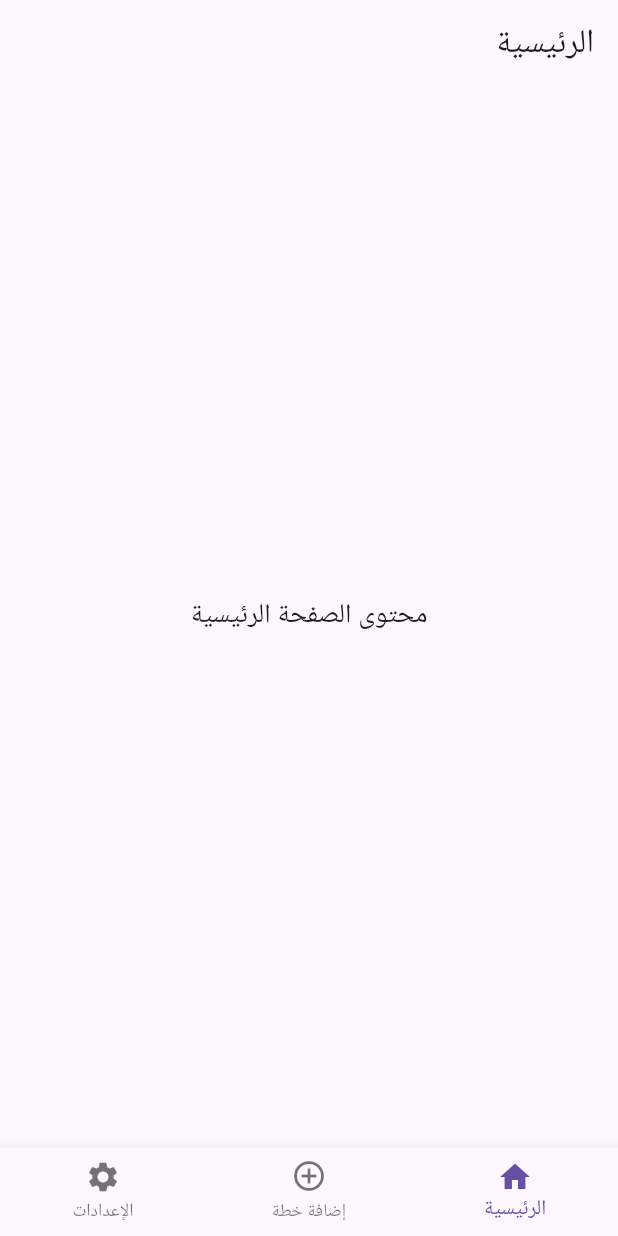
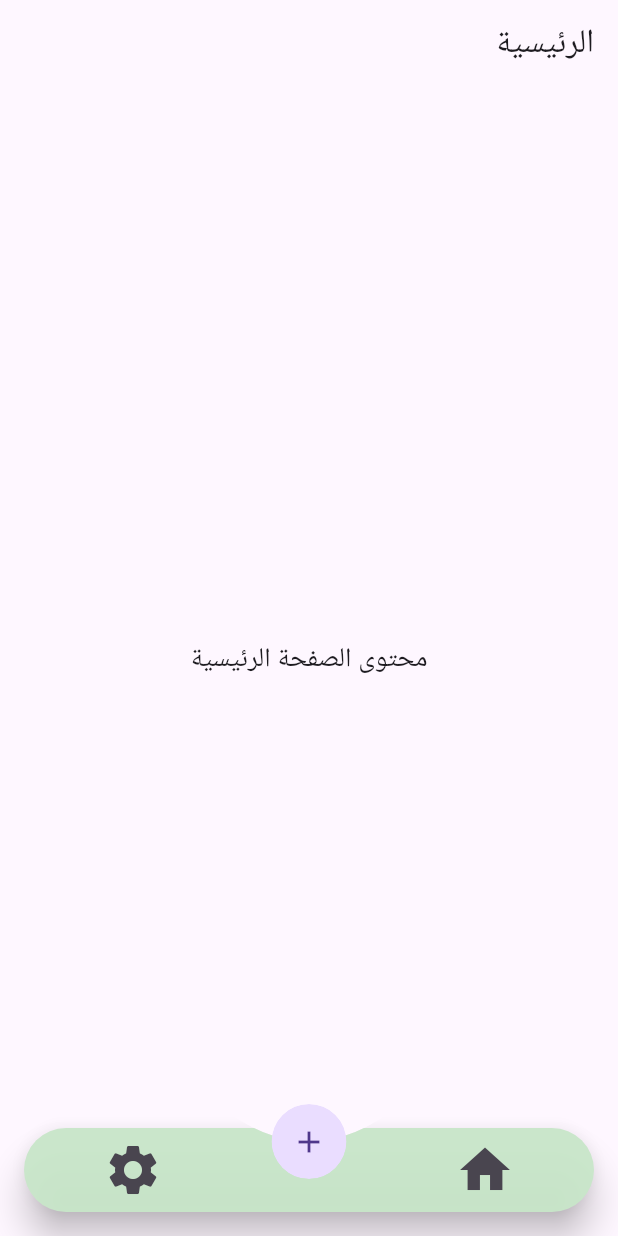
Before and after one commit to AmrKhaled991/ma_fatani, a Flutter app: the HomeView screen opened by its route, on a phone screen of 412 x 824 dp. Run offline on Flutter 3.47's test engine with Material 3 defaults, Android fonts, the phone set to English and light mode, and no system bars; our stand-ins replace go_router; Roboto replaces fonts that are missing (Cairo).

Commit message:
handel 60 persentage  of navbar ui

```diff
--- a/lib/features/home/views/home_view.dart
+++ b/lib/features/home/views/home_view.dart
@@ -1,7 +1,5 @@
 import 'package:flutter/material.dart';
-import '../../add_plan/views/add_plan_view.dart';
-import '../../settings/views/settings_view.dart';
-import '../viewmodels/home_viewmodel.dart';
+import '../../widgets/custom_nav_bar.dart';
 
 class HomeView extends StatefulWidget {
   const HomeView({super.key});
@@ -11,61 +9,33 @@ class HomeView extends StatefulWidget {
 }
 
 class _HomeViewState extends State<HomeView> {
-  final HomeViewModel _viewModel = HomeViewModel();
-  int _currentIndex = 0;
+  int _selectedIndex = 0;
 
   @override
   Widget build(BuildContext context) {
     return Scaffold(
-      body: IndexedStack(
-        index: _currentIndex,
-        children: const [
-          HomeTab(),
-          AddPlanView(),
-          SettingsView(),
-        ],
-      ),
-      bottomNavigationBar: BottomNavigationBar(
-        currentIndex: _currentIndex,
-        onTap: (index) {
+      body: _buildBody(),
+      bottomNavigationBar: CustomNavBar(
+        selectedIndex: _selectedIndex,
+        onItemSelected: (index) {
           setState(() {
-            _currentIndex = index;
+            _selectedIndex = index;
           });
         },
-        items: const [
-          BottomNavigationBarItem(
-            icon: Icon(Icons.home),
-            label: 'الرئيسية',
-          ),
-          BottomNavigationBarItem(
-            icon: Icon(Icons.add_circle_outline),
-            label: 'إضافة خطة',
-          ),
-          BottomNavigationBarItem(
-            icon: Icon(Icons.settings),
-            label: 'الإعدادات',
-          ),
-        ],
       ),
     );
   }
-}
 
-class HomeTab extends StatelessWidget {
-  const HomeTab({super.key});
-
-  @override
-  Widget build(BuildContext context) {
-    return Scaffold(
-      appBar: AppBar(
-        title: const Text('الرئيسية'),
-      ),
-      body: const Center(
-        child: Text(
-          'محتوى الصفحة الرئيسية',
-          style: TextStyle(fontSize: 18),
-        ),
-      ),
-    );
+  Widget _buildBody() {
+    switch (_selectedIndex) {
+      case 0:
+        return const Center(child: Text('الرئيسية'));
+      case 1:
+        return const Center(child: Text('إضافة'));
+      case 2:
+        return const Center(child: Text('الإعدادات'));
+      default:
+        return const SizedBox.shrink();
+    }
   }
 }
--- /dev/null
+++ b/lib/presentation/features/home/views/home_view.dart
@@ -0,0 +1,56 @@
+import 'package:flutter/material.dart';
+import 'package:ma_fatani/presentation/features/home/views/widgets/custom_navigation_bar.dart';
+import '../../add_plan/views/add_plan_view.dart';
+import '../../settings/views/settings_view.dart';
+import '../viewmodels/home_viewmodel.dart';
+
+class HomeView extends StatefulWidget {
+  const HomeView({super.key});
+
+  @override
+  State<HomeView> createState() => _HomeViewState();
+}
+
+class _HomeViewState extends State<HomeView> {
+  final HomeViewModel _viewModel = HomeViewModel();
+  final int _currentIndex = 0;
+
+  @override
+  Widget build(BuildContext context) {
+    return Scaffold(
+      body: Stack(
+        children: [
+          IndexedStack(
+            index: _currentIndex,
+            children: const [
+              HomeTab(),
+              AddPlanView(),
+              SettingsView(),
+            ],
+          ),
+          const CustomNavigationBar(),
+        ],
+      ),
+    );
+  }
+}
+
+
+class HomeTab extends StatelessWidget {
+  const HomeTab({super.key});
+
+  @override
+  Widget build(BuildContext context) {
+    return Scaffold(
+      appBar: AppBar(
+        title: const Text('الرئيسية'),
+      ),
+      body: const Center(
+        child: Text(
+          'محتوى الصفحة الرئيسية',
+          style: TextStyle(fontSize: 18),
+        ),
+      ),
+    );
+  }
+}
--- /dev/null
+++ b/lib/presentation/features/home/views/widgets/custom_navigation_bar.dart
@@ -0,0 +1,83 @@
+import 'package:flutter/material.dart';
+import 'package:ma_fatani/presentation/features/home/views/home_view.dart';
+
+class CustomNavigationBar extends StatelessWidget {
+  const CustomNavigationBar({
+    super.key,
+  });
+
+  @override
+  Widget build(BuildContext context) {
+    return Align(
+      alignment: Alignment.bottomCenter,
+      child: Stack(
+        alignment: Alignment.topCenter,
+        children: [
+          ClipPath(
+            clipper: BottomNavClipper(),
+            child: Card(
+              color: Colors.green.shade100.withOpacity(0.95),
+              margin: const EdgeInsets.all(16),
+              shape: RoundedRectangleBorder(
+                borderRadius: BorderRadius.circular(30),
+              ),
+              elevation: 10,
+              child: Row(
+                mainAxisAlignment: MainAxisAlignment.spaceAround,
+                children: [
+                  IconButton(
+                    onPressed: () {},
+                    icon: const Icon(Icons.home),
+                    iconSize: 40,
+                  ),
+                  const SizedBox(),
+                  IconButton(
+                    onPressed: () {},
+                    icon: const Icon(Icons.settings),
+                    iconSize: 40,
+                  ),
+                ],
+              ),
+            ),
+          ),
+          Positioned(
+            child: ClipRRect(
+              borderRadius: BorderRadius.circular(25),
+              child: CircleAvatar(
+                radius: 25,
+                child: IconButton(
+                  onPressed: () {},
+                  icon: const Icon(Icons.add),
+                ),
+              ),
+            ),
+          ),
+        ],
+      ),
+    );
+  }
+}
+
+// Custom Clipper for Clipping the Bottom Navigation Bar
+class BottomNavClipper extends CustomClipper<Path> {
+  @override
+  Path getClip(Size size) {
+    double width = size.width;
+    double height = size.height;
+    double notchRadius = 20; // Controls the notch size
+
+    Path path = Path()
+      ..moveTo(0, 0)
+      ..lineTo(width * 0.4 - notchRadius, 0)
+      ..quadraticBezierTo(width * 0.5, 50, width * 0.6 + notchRadius, 0)
+      ..lineTo(width, 0)
+      ..lineTo(width, height)
+      ..lineTo(0, height)
+      ..close();
+
+    return path;
+  }
+
+  @override
+  bool shouldReclip(CustomClipper<Path> oldClipper) => true;
+}
```
Also changed, not shown: lib/app/router.dart (+4 -4 lines), lib/features/widgets/custom_nav_bar.dart (added, +107 -0 lines), lib/presentation/features/add_plan/viewmodels/add_plan_viewmodel.dart (renamed from lib/features/add_plan/viewmodels/add_plan_viewmodel.dart), lib/presentation/features/add_plan/views/add_plan_view.dart (renamed from lib/features/add_plan/views/add_plan_view.dart), lib/presentation/features/home/viewmodels/home_viewmodel.dart (renamed from lib/features/home/viewmodels/home_viewmodel.dart), lib/presentation/features/onboarding/viewmodels/onboarding_viewmodel.dart (renamed from lib/features/onboarding/viewmodels/onboarding_viewmodel.dart), lib/presentation/features/onboarding/views/onboarding_view.dart (renamed from lib/features/onboarding/views/onboarding_view.dart), lib/presentation/features/settings/viewmodels/settings_viewmodel.dart (renamed from lib/features/settings/viewmodels/settings_viewmodel.dart), lib/presentation/features/settings/views/settings_view.dart (renamed from lib/features/settings/views/settings_view.dart).
